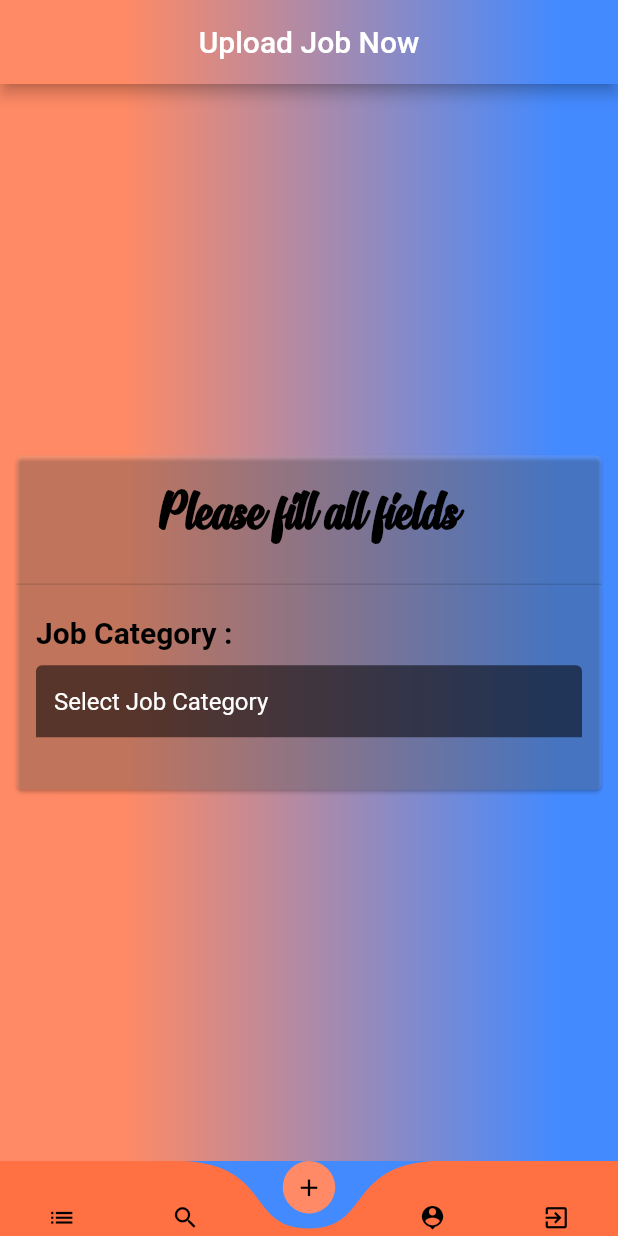
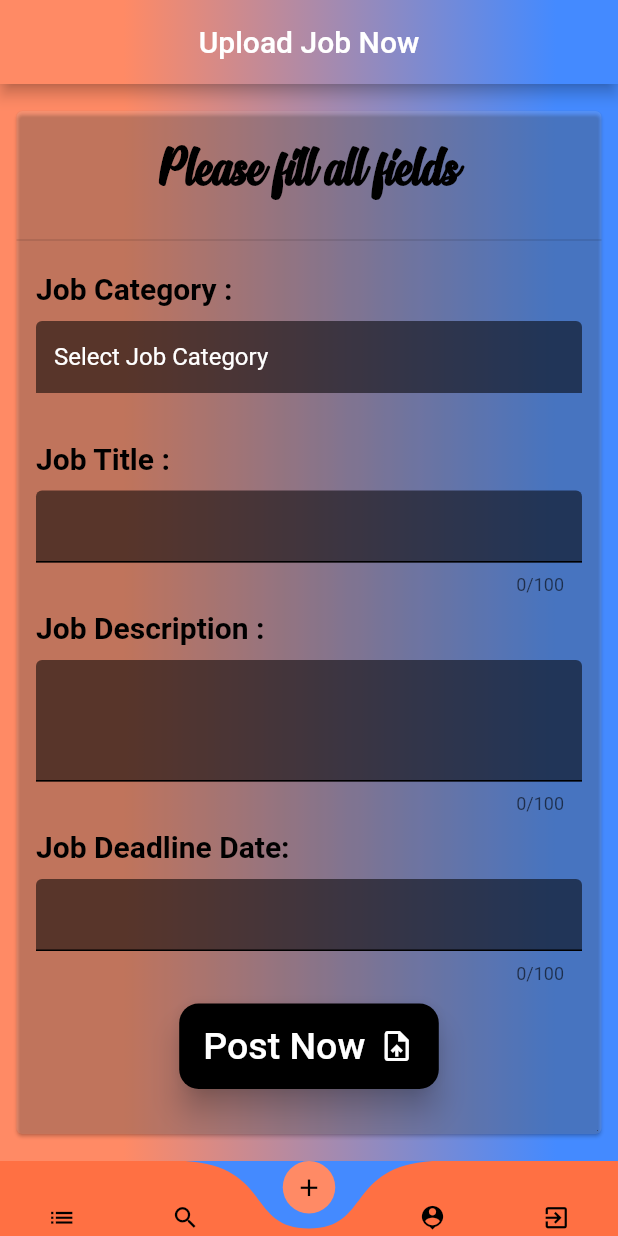
Before and after one commit to manntala/ijob, a Flutter app: the screen it shows once a user with an empty profile is signed in, item 3 of the bottom bar chosen, on a phone screen of 412 x 824 dp. Run offline on Flutter 3.47's test engine with Material 2 defaults, Android fonts, the light colour scheme and no system bars; drawn by our look-alikes of curved_navigation_bar; our stand-ins replace cached_network_image, cloud_firestore, firebase_auth, firebase_core, firebase_storage, fluttertoast and 2 more; accounts and stored records are empty; network calls fail.

Commit message:
add post now button

```diff
--- a/lib/Jobs/upload_job.dart
+++ b/lib/Jobs/upload_job.dart
@@ -11,8 +11,12 @@ class UploadJobNow extends StatefulWidget {
 class _UploadJobNowState extends State<UploadJobNow> {
 
   final TextEditingController _jobCategoryController = TextEditingController(text: 'Select Job Category');
+  final TextEditingController _jobTitleController = TextEditingController();
+  final TextEditingController _jobDescriptionController = TextEditingController();
+  final TextEditingController _deadlineDateController = TextEditingController();
 
   final _formKey = GlobalKey<FormState>();
+  bool _isLoading = false;
 
   Widget _textTitles({required String label})
   {
@@ -58,7 +62,7 @@ class _UploadJobNowState extends State<UploadJobNow> {
           style: const TextStyle(
             color: Colors.white,
           ),
-          maxLines: valueKey == 'Job Description' ? 3 : 1,
+          maxLines: valueKey == 'JobDescription' ? 3 : 1,
           maxLength: maxLength,
           keyboardType: TextInputType.text,
           decoration: const InputDecoration(
@@ -151,7 +155,68 @@ class _UploadJobNowState extends State<UploadJobNow> {
                               fct: (){},
                               maxLength: 100,
                             ),
+                            _textTitles(label: 'Job Title :'),
+                            _textFormField(
+                              valueKey: 'JobTitle',
+                              controller: _jobTitleController,
+                              enabled: true,
+                              fct: (){},
+                              maxLength: 100,
+                            ),
+                            _textTitles(label: 'Job Description :'),
+                            _textFormField(
+                              valueKey: 'JobDescription',
+                              controller: _jobDescriptionController,
+                              enabled: true,
+                              fct: (){},
+                              maxLength: 100,
+                            ),
+                            _textTitles(label: 'Job Deadline Date:'),
+                            _textFormField(
+                              valueKey: 'Deadline',
+                              controller: _deadlineDateController,
+                              enabled: true,
+                              fct: (){},
+                              maxLength: 100,
+                            ),
                           ],
+                        ),
+                      ),
+                    ),
+                    Center(
+                      child: Padding(
+                        padding: const EdgeInsets.only(bottom: 30),
+                        child: _isLoading
+                          ? const CircularProgressIndicator()
+                          : MaterialButton(
+                          onPressed: (){},
+                          color: Colors.black,
+                          elevation: 8,
+                          shape: RoundedRectangleBorder(
+                            borderRadius: BorderRadius.circular(13),
+                          ),
+                          child: const Padding(
+                            padding: EdgeInsets.symmetric(vertical: 14),
+                            child: Row(
+                              mainAxisSize: MainAxisSize.min,
+                              mainAxisAlignment: MainAxisAlignment.center,
+                              children: [
+                                Text(
+                                  'Post Now',
+                                  style: TextStyle(
+                                    color: Colors.white,
+                                    fontSize: 25,
+                                    // fontFamily: 'Signatra',
+                                  ),
+                                ),
+                                SizedBox(width: 9,),
+                                Icon(
+                                  Icons.upload_file,
+                                  color: Colors.white,
+                                ),
+                              ],
+                            ),
+                          ),
                         ),
                       ),
                     ),
```
